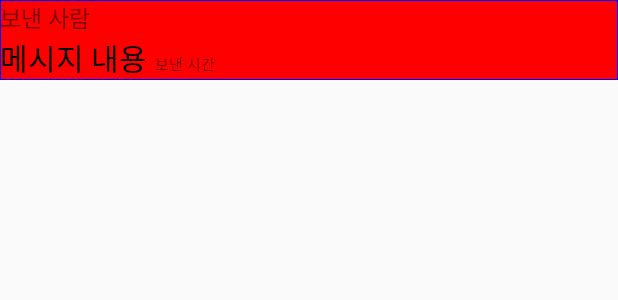
After one commit to Kwak04/Lets-Chat, an Android app: the layout chat_object.xml on its own in the app's theme, with its tools: preview values and no code run, on a phone screen of 412 x 824 dp. The commit adds this screen. Shown: the top 300 px of the screen. Run offline under Robolectric (Android 15) with nearby library versions, the phone set to English and light mode, and no system bars.

Commit message:
채팅 디자인

```diff
--- a/app/src/main/java/com/example/soenapp/LoginActivity.java
+++ b/app/src/main/java/com/example/soenapp/LoginActivity.java
@@ -72,8 +72,8 @@ public class LoginActivity extends AppCompatActivity {
         });
 
         //채팅 화면 테스트 (임시)
-        Button chat = (Button)findViewById(R.id.gotochat);
-        chat.setOnClickListener(new View.OnClickListener() {
+
+        findViewById(R.id.gotochat).setOnClickListener(new View.OnClickListener() {
             @Override
             public void onClick(View v) {
                 final Intent chat_intent = new Intent(getApplicationContext(), ChatActivity.class);
--- a/app/src/main/java/com/example/soenapp/MyAdapter.java
+++ b/app/src/main/java/com/example/soenapp/MyAdapter.java
@@ -8,7 +8,6 @@ import android.widget.TextView;
 
 public class MyAdapter extends RecyclerView.Adapter<MyAdapter.MyViewHolder> {
     private SchoolData mDataset;
-
 
     // Provide a reference to the views for each data item
     // Complex data items may need more than one view per item, and
@@ -42,6 +41,7 @@ public class MyAdapter extends RecyclerView.Adapter<MyAdapter.MyViewHolder> {
         // - get element from your dataset at this position
         // - replace the contents of the view with that element
         holder.name.setText(mDataset.results[position].name);
+        holder.address.setText(mDataset.results[position].address);
     }
 
     // Return the size of your dataset (invoked by the layout manager)
--- /dev/null
+++ b/app/src/main/res/drawable/border.xml
@@ -0,0 +1,29 @@
+<?xml version="1.0" encoding="utf-8"?>
+
+<layer-list xmlns:android="http://schemas.android.com/apk/res/android">
+
+
+
+    <item>
+
+        <shape android:shape="rectangle">
+
+            <solid android:color="#0000ff" />
+
+        </shape>
+
+    </item>
+
+    <item android:top="1dp" android:bottom="1dp" android:left="1dp" android:right="1dp">
+
+        <shape android:shape="rectangle">
+
+            <solid android:color="#ff0000" />
+
+        </shape>
+
+    </item>
+
+
+
+</layer-list>
--- a/app/src/main/res/layout/activity_login.xml
+++ b/app/src/main/res/layout/activity_login.xml
@@ -35,12 +35,14 @@
                 android:layout_gravity="center"
                 android:layout_width="match_parent"
                 android:layout_height="60dp"
+                android:maxLines="1"
                 android:hint="ID" />
             <EditText
                 android:id="@+id/PW"
                 android:layout_gravity="center"
                 android:layout_width="match_parent"
                 android:layout_height="60dp"
+                android:maxLines="1"
                 android:hint="PW"/>
 
             <Button
--- /dev/null
+++ b/app/src/main/res/layout/chat_object.xml
@@ -0,0 +1,41 @@
+<?xml version="1.0" encoding="utf-8"?>
+<LinearLayout xmlns:android="http://schemas.android.com/apk/res/android"
+    android:layout_width="match_parent"
+    android:layout_height="wrap_content"
+    android:background="@drawable/border"
+
+    android:orientation="vertical">
+
+
+    <TextView
+        android:id="@+id/chat_person"
+        android:layout_width="wrap_content"
+        android:layout_height="wrap_content"
+        android:text="보낸 사람"
+        android:textSize="15sp" />
+
+    <LinearLayout
+        android:layout_width="match_parent"
+        android:layout_height="wrap_content"
+        android:orientation="horizontal">
+
+        <TextView
+            android:id="@+id/chat_text"
+            android:layout_width="wrap_content"
+            android:layout_height="wrap_content"
+            android:text="메시지 내용"
+            android:textColor="#000000"
+            android:textSize="20sp" />
+
+        <TextView
+            android:id="@+id/chat_time"
+            android:layout_width="wrap_content"
+            android:layout_height="wrap_content"
+            android:layout_marginStart="5dp"
+            android:text="보낸 시간"
+            android:textSize="10sp" />
+
+    </LinearLayout>
+
+
+</LinearLayout>
```
Also changed, not shown: app/src/main/java/com/example/soenapp/Chat.java (added, +21 -0 lines), app/src/main/java/com/example/soenapp/ChatActivity.java (+59 -1 lines), app/src/main/java/com/example/soenapp/ChatMyAdapter.java (added, +52 -0 lines), app/src/main/res/layout/activity_chat.xml (+14 -14 lines), app/src/main/res/drawable/inbox2.9.png (added), app/src/main/res/drawable/inbox2.png (deleted), app/src/main/res/drawable/outbox2.9.png (added), app/src/main/res/drawable/outbox2.png (deleted).
